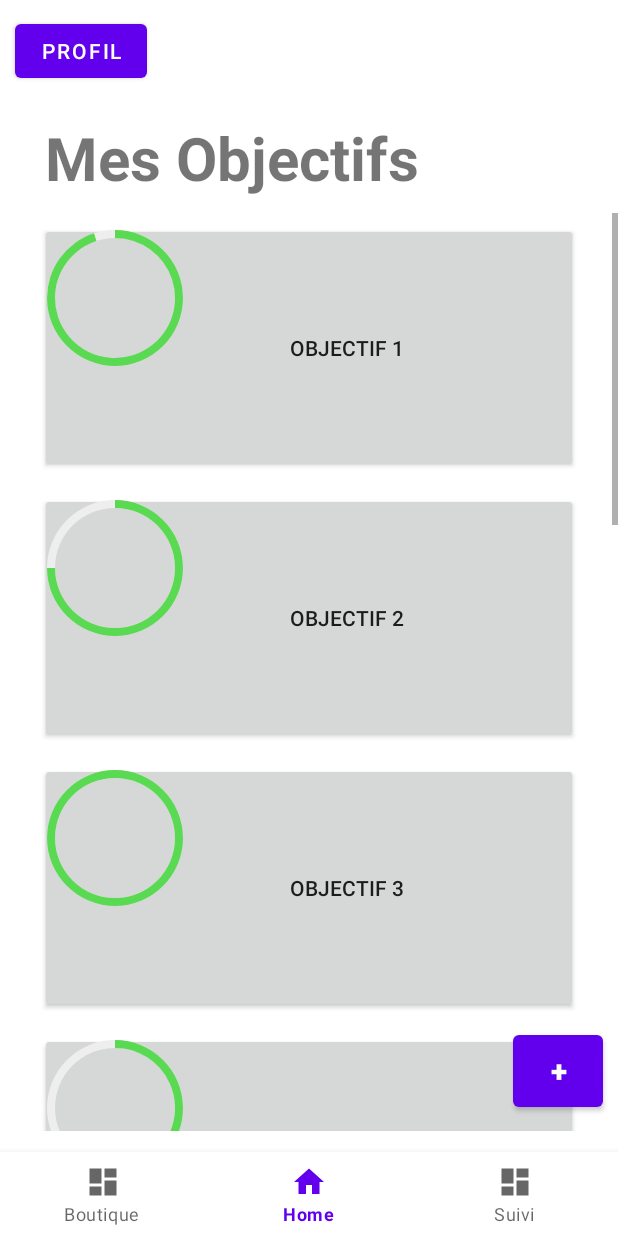
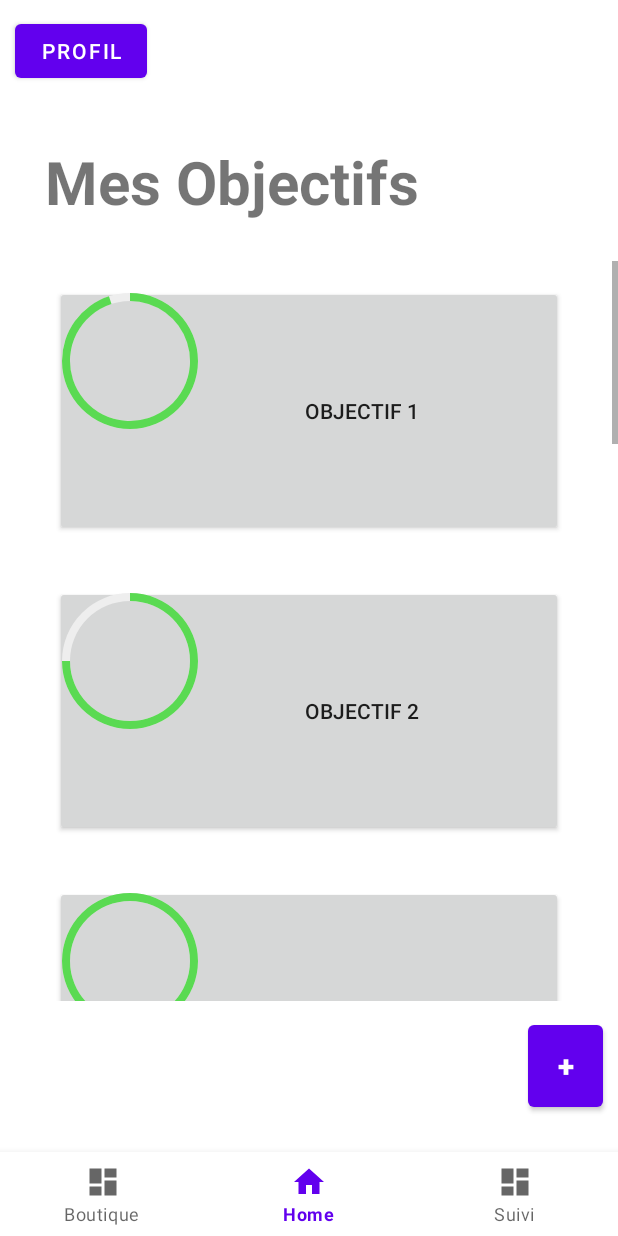
Before and after one commit to M4ti5/Motivz, an Android app: the HomeFragment screen opened directly, with no data from a screen before it, on a phone screen of 412 x 824 dp. Run offline under Robolectric (Android 15) with nearby library versions, the phone set to English and light mode, and no system bars; our stand-ins replace navigation-ui; 1 statement that could not run was skipped.

Commit message:
Bugfix: Supperposition du + avec les objectifs

```diff
--- a/app/src/main/java/com/uqac/motivz/ui/home/HomeFragment.kt
+++ b/app/src/main/java/com/uqac/motivz/ui/home/HomeFragment.kt
@@ -81,7 +81,7 @@ class HomeFragment : Fragment() {
         val parent = RelativeLayout(this.context)
         parent.layoutParams = RelativeLayout.LayoutParams(RelativeLayout.LayoutParams.MATCH_PARENT,
             RelativeLayout.LayoutParams.WRAP_CONTENT)
-        parent.setPadding(10)
+        parent.setPadding(25)
 
         // Create Goal Button
         val button = Button(this.context)
--- a/app/src/main/res/layout/fragment_home.xml
+++ b/app/src/main/res/layout/fragment_home.xml
@@ -6,41 +6,48 @@
     android:layout_height="match_parent"
     tools:context=".ui.home.HomeFragment">
 
-    <RelativeLayout
+    <LinearLayout
         android:id="@+id/globalLayout"
         android:layout_width="match_parent"
         android:layout_height="match_parent"
         android:layout_marginBottom="70dp"
         android:orientation="vertical">
+        <RelativeLayout
+            android:layout_width="match_parent"
+            android:layout_height="wrap_content"
+            android:layout_weight="1">
+            <Button
+                android:id="@+id/profileButton"
+                android:layout_width="wrap_content"
+                android:layout_height="wrap_content"
+                android:layout_margin="10dp"
+                android:text ="@string/profil"/>
+        </RelativeLayout>
 
-        <Button
-            android:id="@+id/profileButton"
-            android:layout_width="wrap_content"
-            android:layout_height="wrap_content"
-            android:layout_margin="10dp"
-            android:text = "@string/profil"/>
 
         <TextView
             android:id="@+id/goalTitle"
             android:layout_width="wrap_content"
             android:layout_height="wrap_content"
+            android:layout_weight="1"
             android:layout_below="@+id/profileButton"
             android:layout_marginHorizontal="30dp"
             android:layout_marginVertical="10dp"
-            android:textSize="40sp"
+            android:textSize="40dp"
             android:text="@string/title_goal"
             android:textStyle="bold"/>
 
         <ScrollView
             android:layout_width="match_parent"
-            android:layout_height="wrap_content"
+            android:layout_height="250dp"
+            android:layout_weight="15"
             android:fillViewport="false"
             android:layout_below="@+id/goalTitle">
 
             <LinearLayout
                 android:id="@+id/goalLinearLayout"
                 android:layout_width="match_parent"
-                android:layout_height="wrap_content"
+                android:layout_height="350dp"
                 android:layout_marginHorizontal="20dp"
                 android:orientation="vertical">
             </LinearLayout>
@@ -48,15 +55,15 @@
         </ScrollView>
 
         <Button
-            android:layout_width="60dp"
-            android:layout_height="60dp"
+            android:layout_width="50dp"
+            android:layout_height="50dp"
             android:layout_margin="10dp"
+            android:layout_weight="1"
+            android:layout_gravity="end"
             android:text="+"
             android:textStyle="bold"
-            android:textSize="20sp"
-            android:layout_alignParentEnd="true"
-            android:layout_alignParentBottom="true"/>
+            android:textSize="20dp"/>
 
-    </RelativeLayout>
+    </LinearLayout>
 
 </androidx.constraintlayout.widget.ConstraintLayout>
--- a/app/src/main/res/layout/fragment_shop.xml
+++ b/app/src/main/res/layout/fragment_shop.xml
@@ -25,7 +25,7 @@
                 android:layout_marginHorizontal="30dp"
                 android:layout_marginVertical="10dp"
                 android:text="@string/title_shop"
-                android:textSize="40sp"
+                android:textSize="40dp"
                 android:textStyle="bold" />
 
             <LinearLayout
--- a/app/src/main/res/layout/fragment_stats.xml
+++ b/app/src/main/res/layout/fragment_stats.xml
@@ -21,10 +21,8 @@
             android:layout_marginHorizontal="30dp"
             android:layout_marginVertical="10dp"
             android:text="@string/title_stats"
-            android:textSize="40sp"
+            android:textSize="40dp"
             android:textStyle="bold" />
-
-
 
     <LinearLayout
         android:id="@+id/simpleTableLayout"
```
